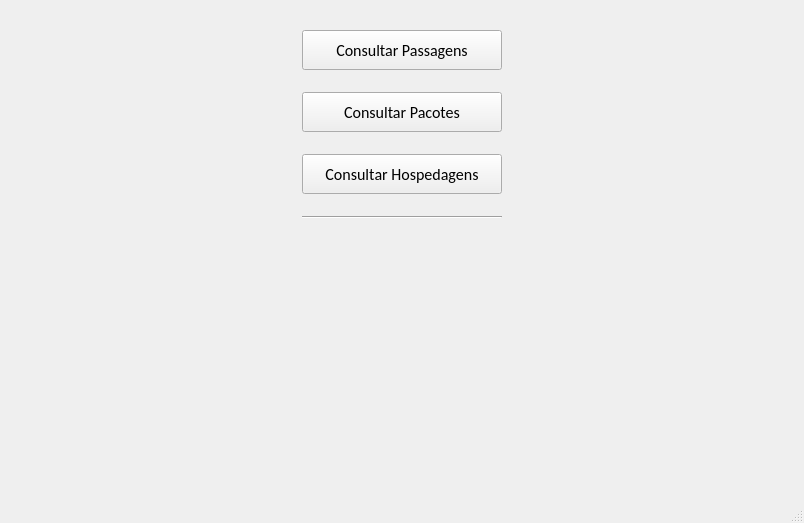
This is Trab4/Client/main_window.ui in Angelin01/CSS30-2018-2 as Qt 5 draws it before an edit. The edited form follows.
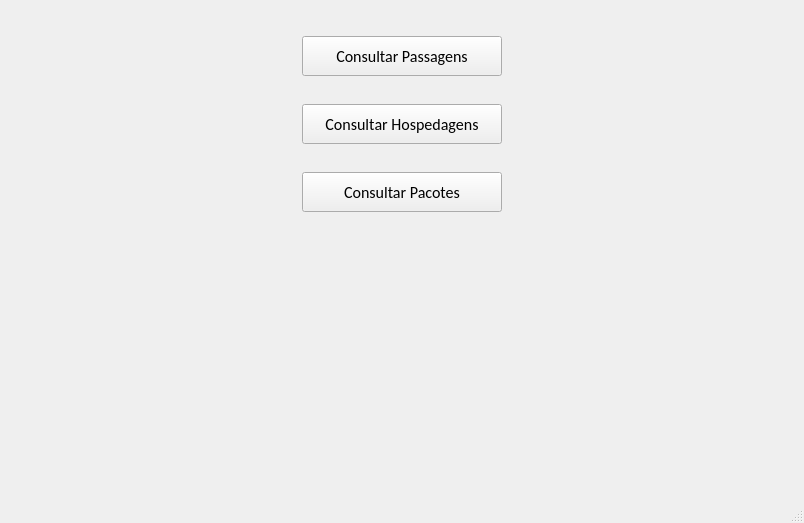
This is the edited form.

Commit message: Tela de listagem de itens

```diff
--- a/Trab4/Client/main_window.ui
+++ b/Trab4/Client/main_window.ui
@@ -41,7 +41,7 @@
       </spacer>
      </item>
      <item>
-      <layout class="QVBoxLayout" name="verticalLayout" stretch="0,0,0,0">
+      <layout class="QVBoxLayout" name="verticalLayout" stretch="0,0,0">
        <item>
         <widget class="QPushButton" name="pushButton">
          <property name="minimumSize">
@@ -62,26 +62,7 @@
         </widget>
        </item>
        <item>
-        <widget class="QPushButton" name="pushButton_3">
-         <property name="minimumSize">
-          <size>
-           <width>200</width>
-           <height>40</height>
-          </size>
-         </property>
-         <property name="font">
-          <font>
-           <family>Calibri</family>
-           <pointsize>12</pointsize>
-          </font>
-         </property>
-         <property name="text">
-          <string>Consultar Pacotes</string>
-         </property>
-        </widget>
-       </item>
-       <item>
-        <widget class="QPushButton" name="pushButton_2">
+        <widget class="QPushButton" name="btnGetLodgings">
          <property name="minimumSize">
           <size>
            <width>200</width>
@@ -103,9 +84,21 @@
         </widget>
        </item>
        <item>
-        <widget class="Line" name="line">
-         <property name="orientation">
-          <enum>Qt::Horizontal</enum>
+        <widget class="QPushButton" name="btnGetTravelPackages">
+         <property name="minimumSize">
+          <size>
+           <width>200</width>
+           <height>40</height>
+          </size>
+         </property>
+         <property name="font">
+          <font>
+           <family>Calibri</family>
+           <pointsize>12</pointsize>
+          </font>
+         </property>
+         <property name="text">
+          <string>Consultar Pacotes</string>
          </property>
         </widget>
        </item>
```
Left out of the diff: 11 changed lines with no effect on the pictures. The commit also changes 1 other file.
